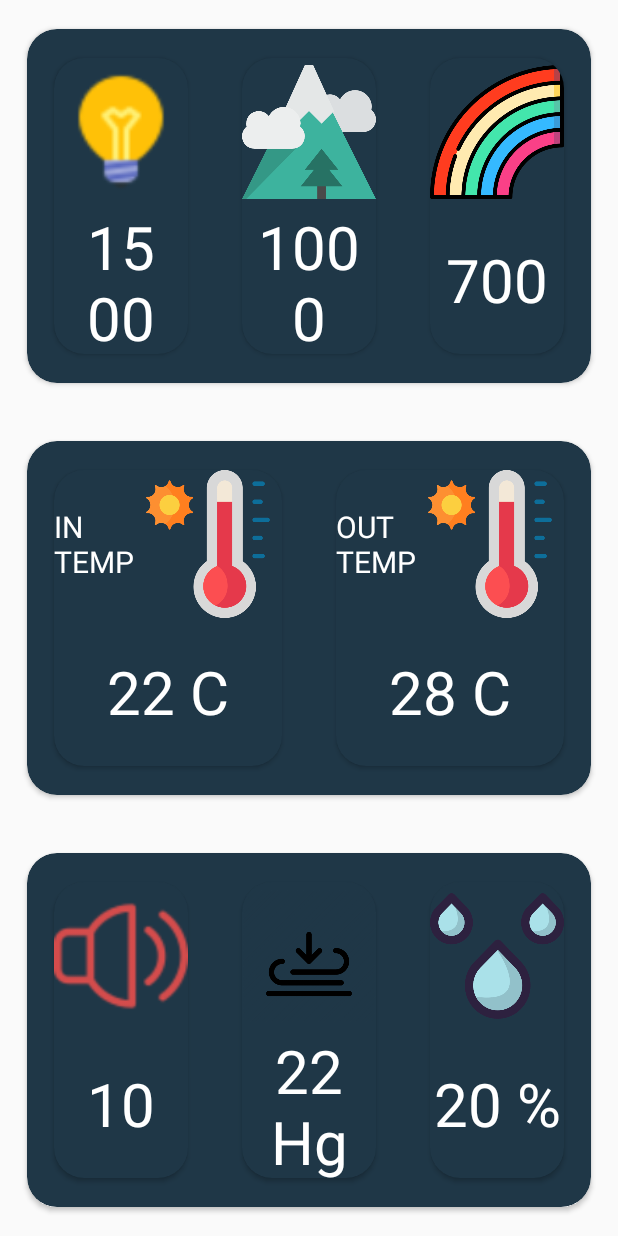
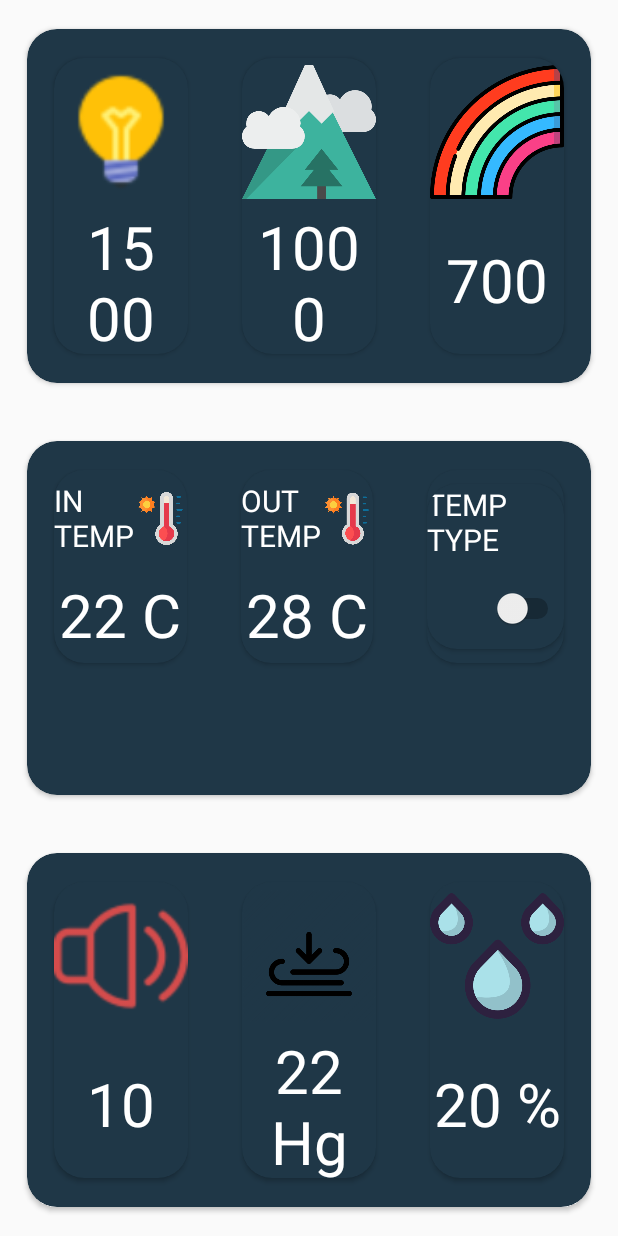
Before and after one commit to hanien/dit827, an Android app: the layout fragment_defaultlayout.xml on its own in the app's theme, with its tools: preview values and no code run, on a phone screen of 412 x 824 dp. Run offline under Robolectric (Android 15) with nearby library versions, the phone set to English and light mode, and no system bars; network calls fail.

Commit message:
added backend and frontend. have not tested them together. Frontend could use work

```diff
--- a/Android/app/src/main/java/com/example/aptiv/View/fragment/DashboardFragment.java
+++ b/Android/app/src/main/java/com/example/aptiv/View/fragment/DashboardFragment.java
@@ -9,7 +9,7 @@ import android.view.MotionEvent;
 import android.view.View;
 import android.view.ViewGroup;
 import android.widget.ImageView;
-import android.widget.TextView;
+//import android.widget.TextView;
 
 import androidx.fragment.app.Fragment;
 import androidx.fragment.app.FragmentManager;
--- a/Android/app/src/main/java/com/example/aptiv/View/fragment/DefaultLayoutFragment.java
+++ b/Android/app/src/main/java/com/example/aptiv/View/fragment/DefaultLayoutFragment.java
@@ -8,6 +8,7 @@ import android.view.View;
 import android.view.ViewGroup;
 import android.widget.ImageView;
 import android.widget.LinearLayout;
+import android.widget.Switch;
 import android.widget.TextView;
 
 import androidx.cardview.widget.CardView;
@@ -30,6 +31,7 @@ public class DefaultLayoutFragment extends Fragment  implements View.OnClickList
     private TextView _inTempTextView;
     private TextView _outTempTextView;
     private TextView _altitudeTextView;
+    private Switch _tempChange;
 
     private BaseViewModel _baseViewModel;
     private CardView _volumeCard;
@@ -61,6 +63,7 @@ public class DefaultLayoutFragment extends Fragment  implements View.OnClickList
         _inTempTextView = _view.findViewById(R.id.InTempTextView);
         _outTempTextView = _view.findViewById(R.id.OutTempTextView);
         _altitudeTextView = _view.findViewById(R.id.altitudeTextView);
+        _tempChange = _view.findViewById(R.id.tempSwitch);
     }
 
     private void SetupTimer(){
@@ -87,8 +90,13 @@ public class DefaultLayoutFragment extends Fragment  implements View.OnClickList
         _humidityTextView.setText(_baseViewModel.MiddleZone.getHumidity());
         _luxTextView.setText(_baseViewModel.MiddleZone.getLight());
         _fullTextView.setText(_baseViewModel.MiddleZone.getFull());
-        _inTempTextView.setText(_baseViewModel.MiddleZone.getTemperature() + "C");
-        _outTempTextView.setText(String.valueOf(_baseViewModel.OutTempreture) + " C");
+
+        String tempType = (_tempChange.isChecked()) ? " °F":" C";
+        double currentTemp = Double.parseDouble(_baseViewModel.MiddleZone.getTemperature());
+        currentTemp = (_tempChange.isChecked()) ? (1.8*currentTemp)+32 : currentTemp;
+
+        _inTempTextView.setText(currentTemp + tempType);
+        _outTempTextView.setText(currentTemp + tempType);
         _altitudeTextView.setText(_baseViewModel.MiddleZone.getAltitiude());
     }
 
--- a/Android/app/src/main/res/layout/fragment_defaultlayout.xml
+++ b/Android/app/src/main/res/layout/fragment_defaultlayout.xml
@@ -168,11 +168,12 @@
             card_view:cardCornerRadius = "@dimen/cardview_corner_radius"
             card_view:cardBackgroundColor = "@color/CardViewColor"
             card_view:cardUseCompatPadding="true">
+
             <LinearLayout
                 android:layout_width="match_parent"
-                android:layout_height="match_parent"
-                android:weightSum="2"
-                android:orientation="horizontal">
+                android:layout_height="167dp"
+                android:orientation="horizontal"
+                android:weightSum="2">
 
                 <androidx.cardview.widget.CardView
                     android:id="@+id/temp"
@@ -188,20 +189,22 @@
                     card_view:cardBackgroundColor="@color/CardViewColor"
                     card_view:cardCornerRadius="@dimen/cardview_corner_radius"
                     card_view:cardUseCompatPadding="true">
+
                     <LinearLayout
                         android:layout_width="match_parent"
                         android:layout_height="match_parent"
+                        android:layout_gravity="center"
+                        android:gravity="center"
                         android:orientation="vertical"
-                        android:layout_gravity="center"
-                        android:weightSum="2"
-                        android:gravity="center">
+                        android:weightSum="2">
+
                         <LinearLayout
                             android:layout_width="match_parent"
                             android:layout_height="match_parent"
                             android:layout_gravity="center"
+                            android:layout_weight="1"
                             android:gravity="center"
-                            android:orientation="horizontal"
-                            android:layout_weight="1">
+                            android:orientation="horizontal">
 
                             <TextView
                                 android:layout_width="wrap_content"
@@ -209,6 +212,7 @@
                                 android:text="IN\nTEMP"
                                 android:textColor="@color/CardViewTextColor"
                                 android:textSize="20dp"></TextView>
+
                             <ImageView
                                 android:id="@+id/imageView2"
                                 android:layout_width="match_parent"
@@ -245,21 +249,22 @@
                     card_view:cardBackgroundColor="@color/CardViewColor"
                     card_view:cardCornerRadius="@dimen/cardview_corner_radius"
                     card_view:cardUseCompatPadding="true">
+
                     <LinearLayout
                         android:layout_width="match_parent"
                         android:layout_height="match_parent"
-                        android:orientation="vertical"
                         android:layout_gravity="center"
                         android:gravity="center"
+                        android:orientation="vertical"
                         android:weightSum="2">
 
                         <LinearLayout
                             android:layout_width="match_parent"
                             android:layout_height="match_parent"
                             android:layout_gravity="center"
+                            android:layout_weight="1"
                             android:gravity="center"
-                            android:orientation="horizontal"
-                            android:layout_weight="1">
+                            android:orientation="horizontal">
 
                             <TextView
                                 android:layout_width="wrap_content"
@@ -267,6 +272,7 @@
                                 android:text="OUT\nTEMP"
                                 android:textColor="@color/CardViewTextColor"
                                 android:textSize="20dp"></TextView>
+
                             <ImageView
                                 android:id="@+id/imageView3"
                                 android:layout_width="match_parent"
@@ -289,7 +295,73 @@
 
                     </LinearLayout>
                 </androidx.cardview.widget.CardView>
+
+                <androidx.cardview.widget.CardView
+                    android:id="@+id/ChangeContainer"
+                    android:layout_width="107dp"
+                    android:layout_height="match_parent"
+                    android:layout_gravity="center"
+                    android:layout_marginLeft="@dimen/default_margin_cardview"
+                    android:layout_marginTop="@dimen/default_margin_cardview"
+                    android:layout_marginRight="@dimen/default_margin_cardview"
+                    android:layout_marginBottom="@dimen/default_margin_cardview"
+                    android:layout_weight="1"
+                    android:minHeight="40dp"
+                    card_view:cardBackgroundColor="@color/CardViewColor"
+                    card_view:cardCornerRadius="@dimen/cardview_corner_radius"
+                    card_view:cardUseCompatPadding="true">
+
+                    <androidx.cardview.widget.CardView
+                        android:id="@+id/temp"
+                        android:layout_width="107dp"
+                        android:layout_height="match_parent"
+                        android:layout_gravity="center"
+                        android:layout_marginLeft="@dimen/default_margin_cardview"
+                        android:layout_marginRight="@dimen/default_margin_cardview"
+                        android:layout_weight="1"
+                        android:minHeight="40dp"
+                        card_view:cardBackgroundColor="@color/CardViewColor"
+                        card_view:cardCornerRadius="@dimen/cardview_corner_radius"
+                        card_view:cardUseCompatPadding="true">
+
+                        <LinearLayout
+                            android:layout_width="match_parent"
+                            android:layout_height="match_parent"
+                            android:layout_gravity="center"
+                            android:gravity="center"
+                            android:orientation="vertical"
+                            android:weightSum="2">
+
+                            <LinearLayout
+                                android:layout_width="match_parent"
+                                android:layout_height="match_parent"
+                                android:layout_gravity="center"
+                                android:layout_weight="1"
+                                android:gravity="center"
+                                android:orientation="horizontal">
+
+                                <TextView
+                                    android:layout_width="wrap_content"
+                                    android:layout_height="wrap_content"
+                                    android:layout_gravity="right|top|left"
+                                    android:text="TEMP TYPE"
+                                    android:textColor="@color/CardViewTextColor"
+                                    android:textSize="20dp"></TextView>
+
+                            </LinearLayout>
+
+                            <Switch
+                                android:id="@+id/tempSwitch"
+                                android:layout_width="match_parent"
+                                android:layout_height="match_parent"
+                                android:layout_weight="1" />
+
+                        </LinearLayout>
+                    </androidx.cardview.widget.CardView>
+                </androidx.cardview.widget.CardView>
+
             </LinearLayout>
+
         </androidx.cardview.widget.CardView>
 
         <androidx.cardview.widget.CardView
```
